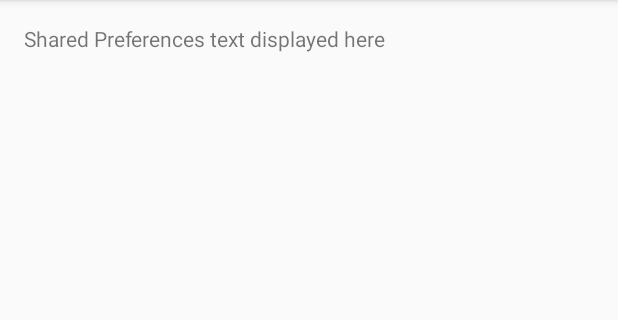
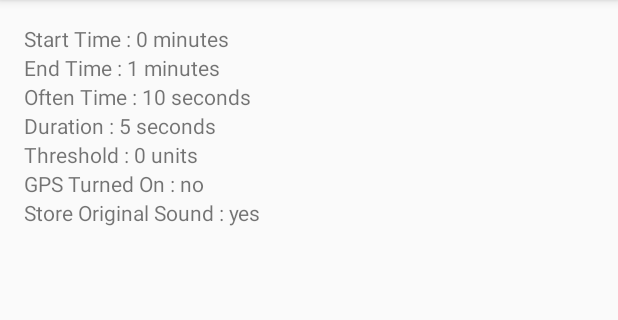
Before and after one commit to University-Of-Calgary/Hum_Application_Weekn_Application, an Android app: the screen it shows after launch (SettingsActivity before the commit, RecorderSettings after it), in the options menu, after a tap on "Recording Parameters", on a phone screen of 412 x 824 dp, the part 84-404 px from its top. Run offline under Robolectric (Android 15) with nearby library versions, the phone set to English and light mode, and no system bars.

Commit message:
Added shared preferences for recording settings retrieval

```diff
--- a/app/src/main/AndroidManifest.xml
+++ b/app/src/main/AndroidManifest.xml
@@ -9,7 +9,7 @@
     <uses-permission android:name="android.permission.ACCESS_COARSE_LOCATION" />
     <uses-permission android:name="android.permission.ACCESS_NETWORK_STATE" />
     <uses-permission android:name="android.permission.ACCESS_FINE_LOCATION" />
-    <uses-permission android:name="android.permission.INTERNET"/>
+    <uses-permission android:name="android.permission.INTERNET" />
 
     <application
         android:allowBackup="true"
@@ -30,6 +30,8 @@
         </activity>
         <activity android:name=".GetGPSDataActivity" >
         </activity>
+        <activity android:name=".RecorderSettings" >
+        </activity>
     </application>
 
 </manifest>
--- a/app/src/main/java/stackquestions/mitacsinternship/ParametricActivity.java
+++ b/app/src/main/java/stackquestions/mitacsinternship/ParametricActivity.java
@@ -110,7 +110,7 @@ public class ParametricActivity extends AppCompatActivity {
                 // System.out.println("This is the gps switch value : " + gpsValue);
                 // System.out.println("The type of the gps switch value is : " + gpsValue.getClass().getName());
                 // SharedPreferences.Editor editor = getSharedPreferences(PREFERENCES, MODE_PRIVATE).edit();
-                SharedPreferences preferences = getSharedPreferences(PREFERENCES, MODE_WORLD_READABLE);
+                SharedPreferences preferences = getSharedPreferences(PREFERENCES, MODE_PRIVATE);
                 SharedPreferences.Editor editor = preferences.edit();
 
                 /**editor.putString(timeStartKey, timeStart);
@@ -150,7 +150,7 @@ public class ParametricActivity extends AppCompatActivity {
     public boolean onOptionsItemSelected(MenuItem item) {
         switch (item.getItemId()){
             case R.id.recordingParameters:
-                Intent preferencesIntent = new Intent(ParametricActivity.this, SettingsActivity.class);
+                Intent preferencesIntent = new Intent(ParametricActivity.this, RecorderSettings.class);
                 startActivity(preferencesIntent);
                 return true;
 
--- /dev/null
+++ b/app/src/main/java/stackquestions/mitacsinternship/RecorderSettings.java
@@ -0,0 +1,51 @@
+package stackquestions.mitacsinternship;
+
+import android.content.SharedPreferences;
+import android.support.v7.app.AppCompatActivity;
+import android.os.Bundle;
+import android.widget.TextView;
+
+public class RecorderSettings extends AppCompatActivity {
+
+    private TextView tvStartTime, tvEndTime, tvOftenTime, tvDuration, tvThreshold, tvGPS, tvOriginal;
+
+    private static final String PREFERENCES = "AudioRecordingPrefs";
+    private static final String timeStartKey = "startKey";
+    private static final String timeEndKey = "endKey";
+    private static final String timeOftenKey = "oftenKey";
+    private static final String timeRecordingKey = "recordingKey";
+    private static final String thresholdNoiseKey = "thresholdKey";
+    private static final String gpsValueKey = "gpsKey";
+    private static final String originalStoreKey = "originalKey";
+
+    @Override
+    protected void onCreate(Bundle savedInstanceState) {
+        super.onCreate(savedInstanceState);
+        setContentView(R.layout.activity_recorder_settings);
+
+        tvStartTime = (TextView) findViewById(R.id.recorder_tv_start);
+        tvEndTime = (TextView) findViewById(R.id.recorder_tv_end);
+        tvOftenTime = (TextView) findViewById(R.id.recorder_tv_often);
+        tvDuration = (TextView) findViewById(R.id.recorder_tv_duration);
+        tvThreshold = (TextView) findViewById(R.id.recorder_tv_threshold);
+        tvGPS = (TextView) findViewById(R.id.recorder_tv_gps);
+        tvOriginal = (TextView) findViewById(R.id.recorder_tv_original);
+
+        SharedPreferences preferences = getSharedPreferences(PREFERENCES, MODE_PRIVATE);
+        int startTime = Integer.parseInt(preferences.getString(timeStartKey, "0"));
+        int endTime = Integer.parseInt(preferences.getString(timeEndKey, "1"));
+        int oftenTime = Integer.parseInt(preferences.getString(timeOftenKey, "10"));
+        int duration = Integer.parseInt(preferences.getString(timeRecordingKey, "5"));
+        int threshold = Integer.parseInt(preferences.getString(thresholdNoiseKey, "0"));
+        String gpsValue = preferences.getString(gpsValueKey, "no");
+        String originalValue = preferences.getString(originalStoreKey, "yes");
+
+        tvStartTime.setText("Start Time : " + startTime + " minutes");
+        tvEndTime.setText("End Time : " + endTime + " minutes");
+        tvOftenTime.setText("Often Time : " + oftenTime + " seconds");
+        tvDuration.setText("Duration : " + duration + " seconds");
+        tvThreshold.setText("Threshold : " + threshold + " units");
+        tvGPS.setText("GPS Turned On : " + gpsValue);
+        tvOriginal.setText("Store Original Sound : " + originalValue);
+    }
+}
--- a/app/src/main/res/layout/activity_parametric.xml
+++ b/app/src/main/res/layout/activity_parametric.xml
@@ -40,7 +40,7 @@
             <TextView
                 android:layout_width="fill_parent"
                 android:layout_height="wrap_content"
-                android:text="End Time from Now"
+                android:text="End Time from Start"
                 android:layout_weight="6"/>
 
             <Spinner
--- /dev/null
+++ b/app/src/main/res/layout/activity_recorder_settings.xml
@@ -0,0 +1,46 @@
+<?xml version="1.0" encoding="utf-8"?>
+<LinearLayout xmlns:android="http://schemas.android.com/apk/res/android"
+    xmlns:tools="http://schemas.android.com/tools" android:layout_width="match_parent"
+    android:layout_height="match_parent" android:paddingLeft="@dimen/activity_horizontal_margin"
+    android:paddingRight="@dimen/activity_horizontal_margin"
+    android:paddingTop="@dimen/activity_vertical_margin"
+    android:paddingBottom="@dimen/activity_vertical_margin"
+    android:orientation="vertical"
+    tools:context="stackquestions.mitacsinternship.RecorderSettings">
+
+    <TextView
+        android:id="@+id/recorder_tv_start"
+        android:layout_width="match_parent"
+        android:layout_height="wrap_content" />
+
+    <TextView
+        android:id="@+id/recorder_tv_end"
+        android:layout_width="match_parent"
+        android:layout_height="wrap_content" />
+
+    <TextView
+        android:id="@+id/recorder_tv_often"
+        android:layout_width="match_parent"
+        android:layout_height="wrap_content" />
+
+    <TextView
+        android:id="@+id/recorder_tv_duration"
+        android:layout_width="match_parent"
+        android:layout_height="wrap_content" />
+
+    <TextView
+        android:id="@+id/recorder_tv_threshold"
+        android:layout_width="match_parent"
+        android:layout_height="wrap_content" />
+
+    <TextView
+        android:id="@+id/recorder_tv_gps"
+        android:layout_width="match_parent"
+        android:layout_height="wrap_content" />
+
+    <TextView
+        android:id="@+id/recorder_tv_original"
+        android:layout_width="match_parent"
+        android:layout_height="wrap_content" />
+
+</LinearLayout>
```
